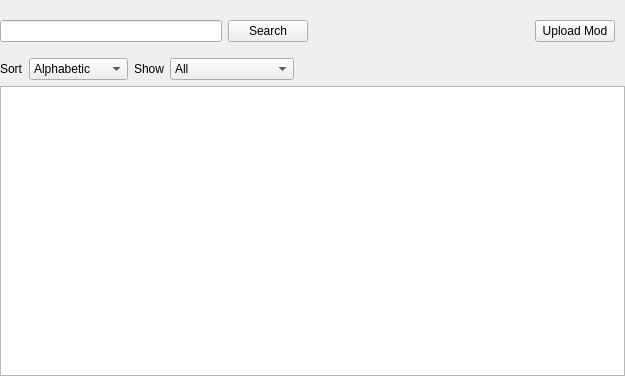
Before: the Qt Designer form src/_res/modvault/modvault.ui in FAForever/client, drawn with Qt 5.
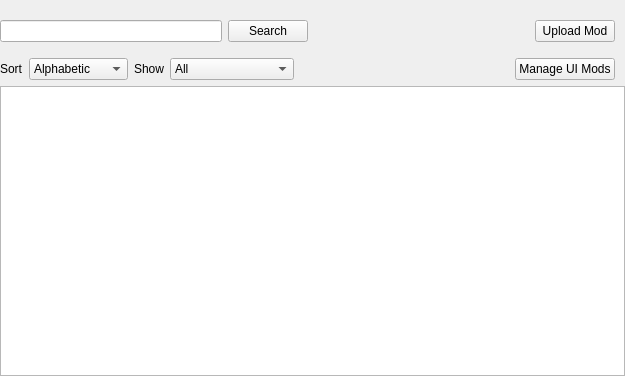
After: the same form once the commit is applied.

The edit to the form file:
```diff
--- a/src/_res/modvault/modvault.ui
+++ b/src/_res/modvault/modvault.ui
@@ -176,6 +176,13 @@
              </property>
             </spacer>
            </item>
+           <item>
+            <widget class="QPushButton" name="UIButton">
+             <property name="text">
+              <string>Manage UI Mods</string>
+             </property>
+            </widget>
+           </item>
           </layout>
          </item>
         </layout>
```
